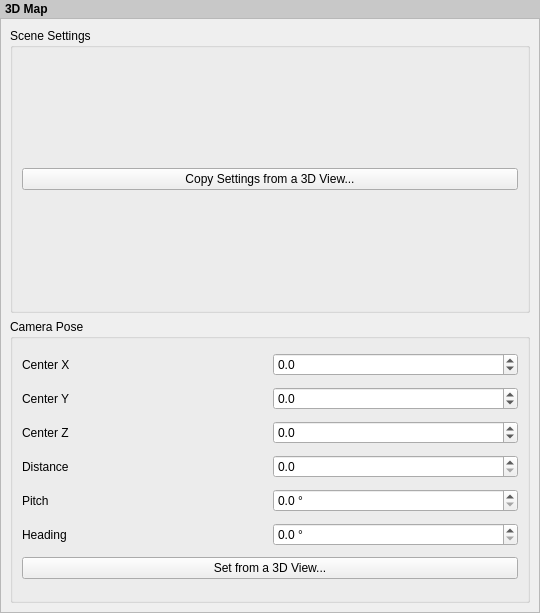
Above: src/ui/layout/qgslayout3dmapwidgetbase.ui from qgis/QGIS before the change. Below: the same form after it.
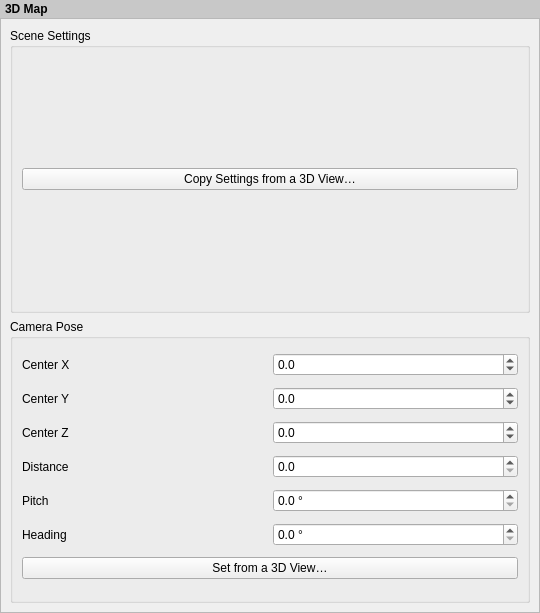
That is the form after the change. Custom widgets are drawn as their Qt base class.

```diff
--- a/src/ui/layout/qgslayout3dmapwidgetbase.ui
+++ b/src/ui/layout/qgslayout3dmapwidgetbase.ui
@@ -69,7 +69,7 @@
           <item>
            <widget class="QPushButton" name="mCopySettingsButton">
             <property name="text">
-             <string>Copy Settings from a 3D View...</string>
+             <string>Copy Settings from a 3D View…</string>
             </property>
            </widget>
           </item>
@@ -202,7 +202,7 @@
           <item row="6" column="0" colspan="2">
            <widget class="QPushButton" name="mPoseFromViewButton">
             <property name="text">
-             <string>Set from a 3D View...</string>
+             <string>Set from a 3D View…</string>
             </property>
            </widget>
           </item>
```
